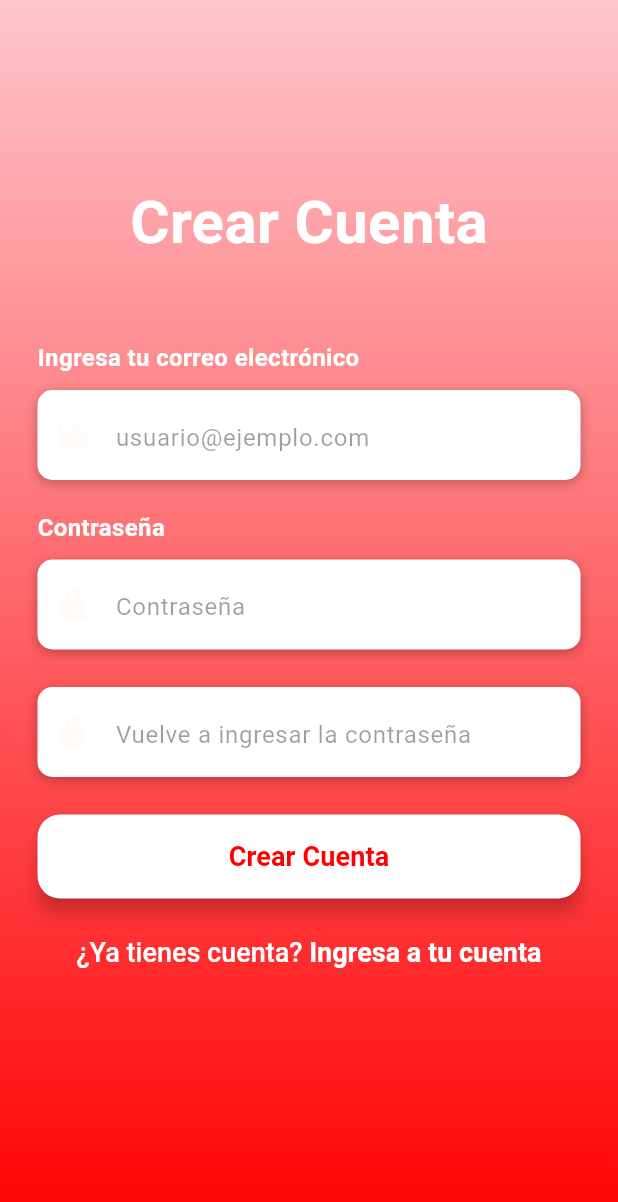
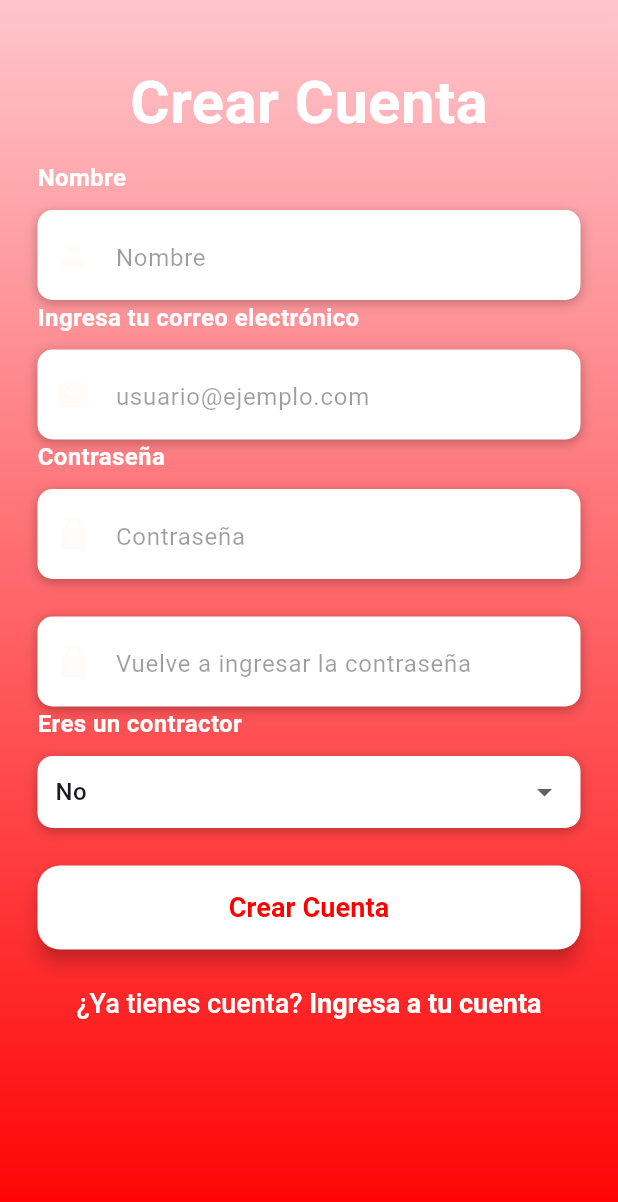
Before and after one commit to Emilio157/WeFixIt, a Flutter app: the RegisterPage screen opened directly with empty values, after a tap on "Crear Cuenta", on a phone screen of 412 x 824 dp. Shown: the top 1202 px of the screen. Run offline on Flutter 3.47's test engine with Material 3 defaults, Android fonts, the phone set to English and light mode, and no system bars; our stand-ins replace cloud_firestore, firebase_auth, firebase_core, image_picker; accounts and stored records are empty; network calls fail.

Commit message:
Cambios login

```diff
--- a/lib/ui/register_page.dart
+++ b/lib/ui/register_page.dart
@@ -1,40 +1,74 @@
 import 'package:flutter/material.dart';
 import 'package:flutter/services.dart';
 import 'package:firebase_auth/firebase_auth.dart';
+import 'package:cloud_firestore/cloud_firestore.dart'; // Importa Firestore
 
 class RegisterPage extends StatefulWidget {
   final Function()? onTap;
-  const RegisterPage({super.key,required this.onTap});
+  const RegisterPage({Key? key, required this.onTap});
+
   @override
   _RegisterPageState createState() => _RegisterPageState();
 }
 
-class _RegisterPageState extends State<RegisterPage>{
+class _RegisterPageState extends State<RegisterPage> {
   final emailController = TextEditingController();
   final passwordController = TextEditingController();
   final confirmpasswordController = TextEditingController();
+  final nameController = TextEditingController(); // Controlador para el campo de nombre
+  bool selectedValue = false; // Valor inicial
 
-  void signUserUp() async{
-    showDialog(context: context, builder: (context){
+  void signUserUp() async {
+    showDialog(
+      context: context,
+      builder: (context) {
         return const Center(
           child: CircularProgressIndicator(),
         );
-    },);
-    try{
-      if(passwordController.text==confirmpasswordController.text){
+      },
+    );
+    try {
+      if (passwordController.text == confirmpasswordController.text) {
+        bool isContractor = selectedValue; // Obtener el valor seleccionado
+
+        // Crear el usuario en Firebase Authentication
+        UserCredential userCredential =
             await FirebaseAuth.instance.createUserWithEmailAndPassword(
-          email:emailController.text,
+          email: emailController.text,
           password: passwordController.text,
         );
-      }else {
+
+        // Obtener el UID del usuario
+        String userId = userCredential.user!.uid;
+
+        // Guardar los datos del usuario en Firestore
+        Map<String, dynamic> userData = {
+          'Email': emailController.text,
+          'Name': nameController.text,
+          'Contractor': selectedValue,
+        };
+        try {
+         await FirebaseFirestore.instance.collection('Usuarios').doc(userId).set(userData);
+         } catch (e) {
+          print("Error storing user data in Firestore: $e");
+        }
          Navigator.pop(context);
-        showDialog(context: context, builder: (context){
+
+
+        // También puedes navegar a otra pantalla o realizar otras acciones aquí después de registrar al usuario
+      } else {
+        Navigator.pop(context);
+        showDialog(
+          context: context,
+          builder: (context) {
             return const AlertDialog(
               title: Text('Contraseñas no coinciden'),
             );
-      });
+          },
+        );
       }
-    } on FirebaseAuthException catch(e){
+    } on FirebaseAuthException catch (e) {
+      print("Error al crear usuario: ${e.message}");
       Navigator.pop(context);
     }
   }
@@ -61,16 +95,16 @@ class _RegisterPageState extends State<RegisterPage>{
               BoxShadow(
                 color: Colors.black26,
                 blurRadius: 6,
-                offset: Offset(0,2)
+                offset: Offset(0, 2),
               )
-            ]
+            ],
           ),
           height: 60,
           child: TextField(
             controller: emailController,
             keyboardType: TextInputType.emailAddress,
             style: TextStyle(
-              color: Colors.black87
+              color: Colors.black87,
             ),
             decoration: InputDecoration(
               border: InputBorder.none,
@@ -82,11 +116,11 @@ class _RegisterPageState extends State<RegisterPage>{
               hintText: "usuario@ejemplo.com",
               hintStyle: TextStyle(
                 color: Colors.black38,
-              )
-            )
-          )
-        )
-      ]
+              ),
+            ),
+          ),
+        ),
+      ],
     );
   }
 
@@ -112,16 +146,16 @@ class _RegisterPageState extends State<RegisterPage>{
               BoxShadow(
                 color: Colors.black26,
                 blurRadius: 6,
-                offset: Offset(0,2)
+                offset: Offset(0, 2),
               )
-            ]
+            ],
           ),
           height: 60,
           child: TextField(
             controller: passwordController,
             obscureText: true,
             style: TextStyle(
-              color: Colors.black87
+              color: Colors.black87,
             ),
             decoration: InputDecoration(
               border: InputBorder.none,
@@ -133,13 +167,11 @@ class _RegisterPageState extends State<RegisterPage>{
               hintText: "Contraseña",
               hintStyle: TextStyle(
                 color: Colors.black38,
-              )
-            )
-          )
               ),
-
+            ),
+          ),
+        ),
         const SizedBox(height: 25),
-
         Container(
           alignment: Alignment.centerLeft,
           decoration: BoxDecoration(
@@ -149,16 +181,16 @@ class _RegisterPageState extends State<RegisterPage>{
               BoxShadow(
                 color: Colors.black26,
                 blurRadius: 6,
-                offset: Offset(0,2)
+                offset: Offset(0, 2),
               )
-            ]
+            ],
           ),
           height: 60,
           child: TextField(
             controller: confirmpasswordController,
             obscureText: true,
             style: TextStyle(
-              color: Colors.black87
+              color: Colors.black87,
             ),
             decoration: InputDecoration(
               border: InputBorder.none,
@@ -170,16 +202,117 @@ class _RegisterPageState extends State<RegisterPage>{
               hintText: "Vuelve a ingresar la contraseña",
               hintStyle: TextStyle(
                 color: Colors.black38,
+              ),
+            ),
+          ),
         )
-            )
-          )
-        )
-      ]
+      ],
     );
   }
 
+  Widget buildName() {
+    return Column(
+      crossAxisAlignment: CrossAxisAlignment.start,
+      children: <Widget>[
+        Text(
+          "Nombre",
+          style: TextStyle(
+            color: Colors.white,
+            fontSize: 16,
+            fontWeight: FontWeight.bold,
+          ),
+        ),
+        SizedBox(height: 10),
+        Container(
+          alignment: Alignment.centerLeft,
+          decoration: BoxDecoration(
+            color: Colors.white,
+            borderRadius: BorderRadius.circular(10),
+            boxShadow: [
+              BoxShadow(
+                color: Colors.black26,
+                blurRadius: 6,
+                offset: Offset(0, 2),
+              )
+            ],
+          ),
+          height: 60,
+          child: TextField(
+            controller: nameController,
+            style: TextStyle(
+              color: Colors.black87,
+            ),
+            decoration: InputDecoration(
+              border: InputBorder.none,
+              contentPadding: EdgeInsets.only(top: 14),
+              prefixIcon: Icon(
+                Icons.person,
+                color: Color(0xFFAC18E),
+              ),
+              hintText: "Nombre",
+              hintStyle: TextStyle(
+                color: Colors.black38,
+              ),
+            ),
+          ),
+        ),
+      ],
+    );
+  }
 
-  Widget buildSignInBtn(){
+  Widget buildType() {
+    return Column(
+      crossAxisAlignment: CrossAxisAlignment.start,
+      children: <Widget>[
+        Text(
+          "Eres un contractor",
+          style: TextStyle(
+            color: Colors.white,
+            fontSize: 16,
+            fontWeight: FontWeight.bold,
+          ),
+        ),
+        SizedBox(height: 10),
+        Container(
+          padding: EdgeInsets.symmetric(horizontal: 12),
+          decoration: BoxDecoration(
+            color: Colors.white,
+            borderRadius: BorderRadius.circular(10),
+            boxShadow: [
+              BoxShadow(
+                color: Colors.black26,
+                blurRadius: 6,
+                offset: Offset(0, 2),
+              )
+            ],
+          ),
+          child: DropdownButtonFormField<bool>(
+            value: selectedValue,
+            onChanged: (bool? newValue) {
+              setState(() {
+                selectedValue = newValue!;
+              });
+            },
+            items: [
+              DropdownMenuItem(
+                value: true,
+                child: Text("Si"),
+              ),
+              DropdownMenuItem(
+                value: false,
+                child: Text("No"),
+              ),
+            ],
+            decoration: InputDecoration(
+              border: InputBorder.none,
+            ),
+          ),
+        ),
+      ],
+    );
+  }
+
+  Widget buildSignInBtn() {
     return Container(
       padding: EdgeInsets.symmetric(vertical: 25),
       width: double.infinity,
@@ -207,7 +340,7 @@ class _RegisterPageState extends State<RegisterPage>{
 
   Widget buildLogInBtn() {
     return GestureDetector(
-      onTap: widget.onTap ,
+      onTap: widget.onTap,
       child: RichText(
         text: TextSpan(
           children: [
@@ -216,7 +349,7 @@ class _RegisterPageState extends State<RegisterPage>{
               style: TextStyle(
                 color: Colors.white,
                 fontSize: 18,
-                fontWeight: FontWeight.w500
+                fontWeight: FontWeight.w500,
               ),
             ),
             TextSpan(
@@ -224,10 +357,10 @@ class _RegisterPageState extends State<RegisterPage>{
               style: TextStyle(
                 color: Colors.white,
                 fontSize: 18,
-                fontWeight: FontWeight.bold
-                )
-            )
-          ]
+                fontWeight: FontWeight.bold,
+              ),
+            ),
+          ],
         ),
       ),
     );
@@ -253,14 +386,14 @@ class _RegisterPageState extends State<RegisterPage>{
                       Color(0x77FF0000),
                       Color(0xBBFF0000),
                       Color(0xFFFF0000),
-                    ]
-                  )
+                    ],
+                  ),
                 ),
                 child: SingleChildScrollView(
                   physics: AlwaysScrollableScrollPhysics(),
                   padding: EdgeInsets.symmetric(
                     horizontal: 25,
-                    vertical: 120
+                    vertical: 40,
                   ),
                   child: Column(
                     mainAxisAlignment: MainAxisAlignment.center,
@@ -271,22 +404,23 @@ class _RegisterPageState extends State<RegisterPage>{
                           color: Colors.white,
                           fontSize: 40,
                           fontWeight: FontWeight.bold,
-                        )
                         ),
-                      SizedBox(height: 50),
+                      ),
+                      SizedBox(height: 10),
+                      buildName(),
                       buildEmail(),
-                      SizedBox(height: 20),
                       buildPassword(),
+                      buildType(),
                       buildSignInBtn(),
                       buildLogInBtn(),
-                    ]
+                    ],
                   ),
                 ),
               )
-            ]
-          )
+            ],
           ),
-      )
+        ),
+      ),
     );
   }
 }
--- a/pubspec.yaml
+++ b/pubspec.yaml
@@ -40,6 +40,7 @@ dependencies:
   cloud_firestore: ^4.1.0
   firebase_auth: ^4.17.9
   image_picker: ^1.0.7
+  firebase_database: 10.4.10
 dev_dependencies:
   flutter_test:
     sdk: flutter
```
Also changed, not shown: pubspec.lock. Lines whose indentation alone changed are shown as unchanged.
